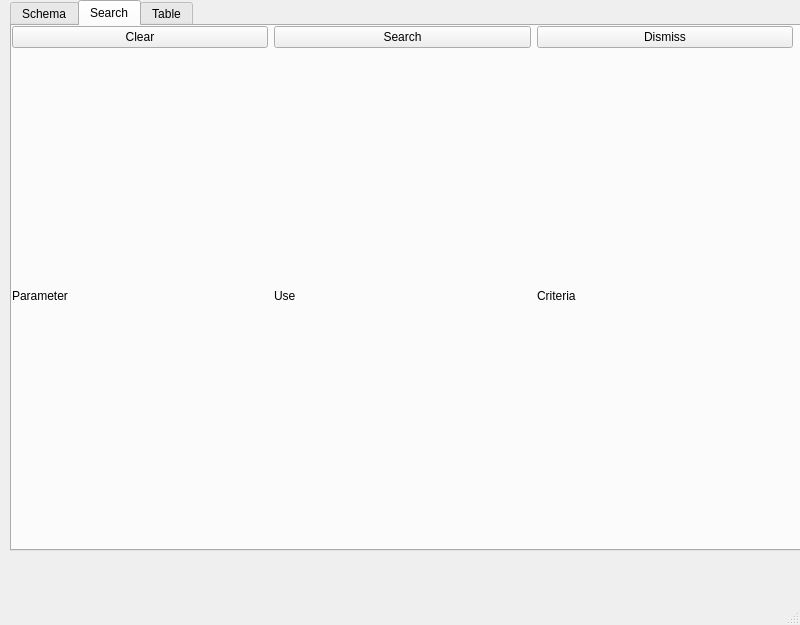
waynegramlich/table_tools, file tables_editor.ui: the form before one commit.
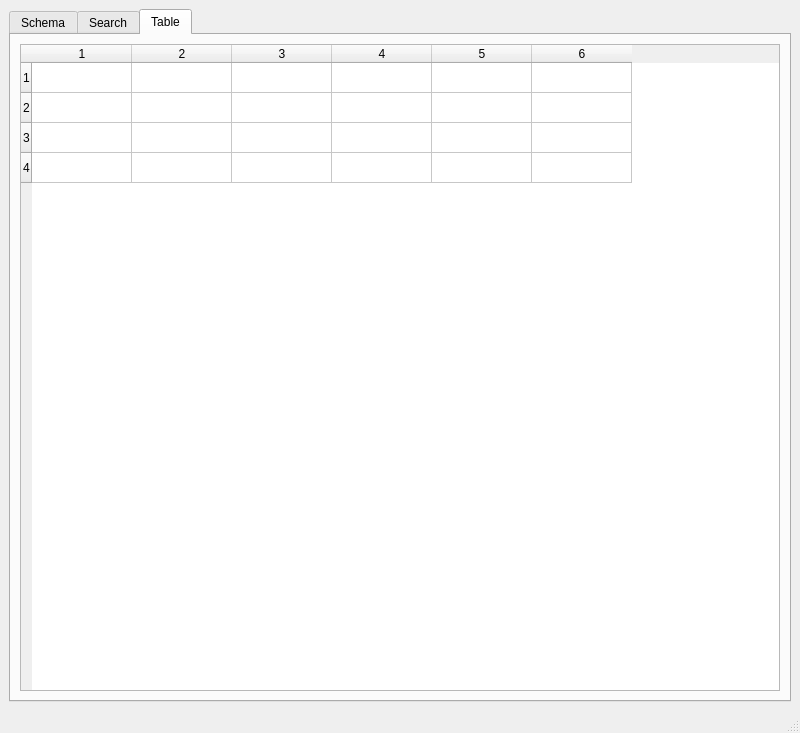
The form after the commit.

Commit message: More work on tabifying the user interface.

Diff of the .ui file:
```diff
--- a/tables_editor.ui
+++ b/tables_editor.ui
@@ -7,24 +7,36 @@
     <x>0</x>
     <y>0</y>
     <width>800</width>
-    <height>625</height>
+    <height>733</height>
    </rect>
   </property>
+  <property name="sizePolicy">
+   <sizepolicy hsizetype="Expanding" vsizetype="Expanding">
+    <horstretch>1</horstretch>
+    <verstretch>1</verstretch>
+   </sizepolicy>
+  </property>
   <property name="windowTitle">
    <string>MainWindow</string>
   </property>
   <widget class="QWidget" name="centralwidget">
+   <property name="sizePolicy">
+    <sizepolicy hsizetype="Expanding" vsizetype="Expanding">
+     <horstretch>1</horstretch>
+     <verstretch>1</verstretch>
+    </sizepolicy>
+   </property>
+   <layout class="QGridLayout" name="gridLayout">
+    <item row="0" column="0">
    <widget class="QTabWidget" name="tabs">
-    <property name="geometry">
-     <rect>
-      <x>10</x>
-      <y>0</y>
-      <width>791</width>
-      <height>551</height>
-     </rect>
+      <property name="sizePolicy">
+       <sizepolicy hsizetype="Expanding" vsizetype="Expanding">
+        <horstretch>1</horstretch>
+        <verstretch>1</verstretch>
+       </sizepolicy>
     </property>
     <property name="currentIndex">
-     <number>1</number>
+       <number>2</number>
     </property>
     <widget class="QWidget" name="schema_tab">
      <attribute name="title">
@@ -294,20 +306,13 @@
      <attribute name="title">
       <string>Search</string>
      </attribute>
-     <widget class="QWidget" name="gridLayoutWidget_2">
-      <property name="geometry">
-       <rect>
-        <x>0</x>
-        <y>0</y>
-        <width>781</width>
-        <height>511</height>
-       </rect>
-      </property>
+       <layout class="QGridLayout" name="gridLayout_3">
+        <item row="0" column="0">
       <layout class="QGridLayout" name="search_grid">
-       <item row="1" column="2">
+          <item row="2" column="2">
         <widget class="QLabel" name="search_criteria_label">
          <property name="text">
-          <string>Criteria</string>
+             <string/>
          </property>
         </widget>
        </item>
@@ -318,20 +323,6 @@
          </property>
         </widget>
        </item>
-       <item row="1" column="0">
-        <widget class="QLabel" name="search_parameter_label">
-         <property name="text">
-          <string>Parameter</string>
-         </property>
-        </widget>
-       </item>
-       <item row="1" column="1">
-        <widget class="QLabel" name="search_use_label">
-         <property name="text">
-          <string>Use</string>
-         </property>
-        </widget>
-       </item>
        <item row="0" column="2">
         <widget class="QPushButton" name="search_dismiss_button">
          <property name="text">
@@ -346,26 +337,59 @@
          </property>
         </widget>
        </item>
-      </layout>
-     </widget>
-    </widget>
-    <widget class="QWidget" name="table_tab">
+          <item row="1" column="0" rowspan="2" colspan="3">
+           <widget class="QTableWidget" name="search_table"/>
+          </item>
+         </layout>
+        </item>
+       </layout>
+      </widget>
+      <widget class="QWidget" name="data_tab">
+       <property name="sizePolicy">
+        <sizepolicy hsizetype="Expanding" vsizetype="Expanding">
+         <horstretch>1</horstretch>
+         <verstretch>1</verstretch>
+        </sizepolicy>
+       </property>
      <attribute name="title">
       <string>Table</string>
      </attribute>
-     <widget class="QWidget" name="gridLayoutWidget_3">
-      <property name="geometry">
-       <rect>
-        <x>0</x>
-        <y>0</y>
-        <width>781</width>
-        <height>511</height>
-       </rect>
-      </property>
-      <layout class="QGridLayout" name="table_grid"/>
-     </widget>
-    </widget>
-   </widget>
+       <layout class="QGridLayout" name="gridLayout_4">
+        <item row="0" column="0">
+         <layout class="QGridLayout" name="data_grid" rowstretch="1" columnstretch="1,0">
+          <item row="0" column="0" colspan="2">
+           <widget class="QTableWidget" name="data_table">
+            <property name="sizePolicy">
+             <sizepolicy hsizetype="Expanding" vsizetype="Expanding">
+              <horstretch>1</horstretch>
+              <verstretch>1</verstretch>
+             </sizepolicy>
+            </property>
+            <property name="rowCount">
+             <number>4</number>
+            </property>
+            <property name="columnCount">
+             <number>6</number>
+            </property>
+            <row/>
+            <row/>
+            <row/>
+            <row/>
+            <column/>
+            <column/>
+            <column/>
+            <column/>
+            <column/>
+            <column/>
+           </widget>
+          </item>
+         </layout>
+        </item>
+       </layout>
+      </widget>
+     </widget>
+    </item>
+   </layout>
   </widget>
   <widget class="QMenuBar" name="menubar">
    <property name="geometry">
```
Left out of the diff: 23 changed lines with no effect on the pictures. Lines whose indentation alone changed are shown as unchanged. The commit also changes 1 other file.
